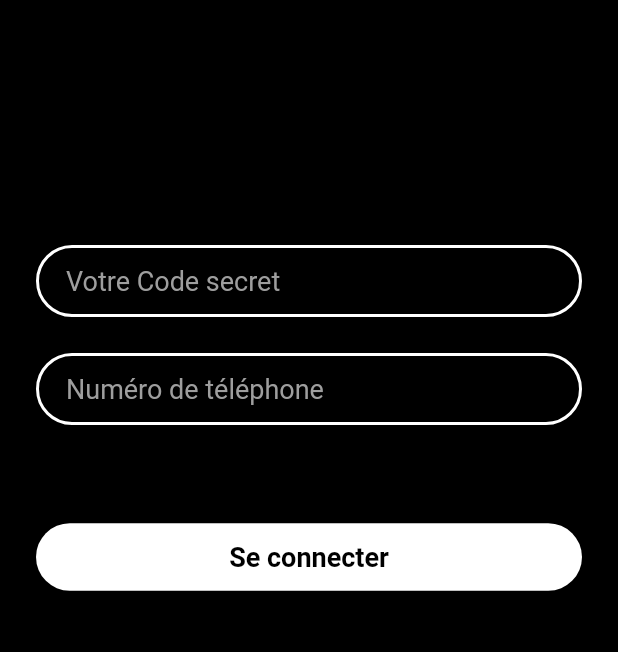
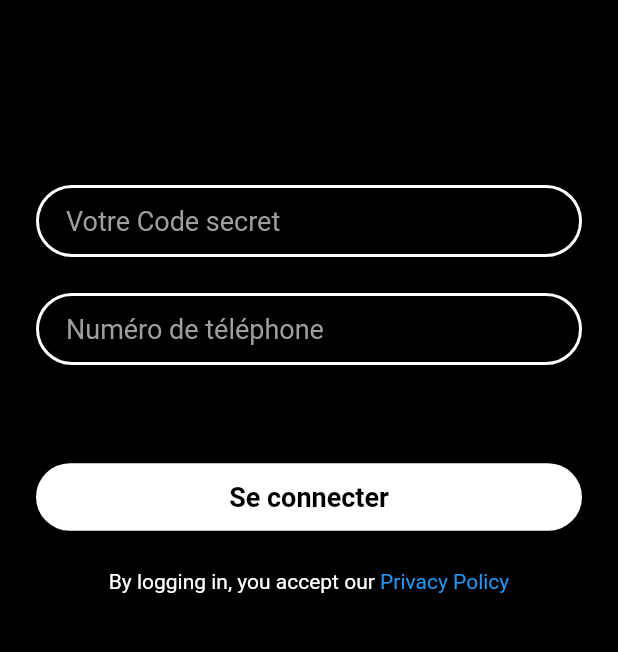
Before and after one commit to strikestrike/mobile-penetration, a Flutter app: the screen it shows after launch, on a phone screen of 412 x 824 dp, the part 571-1223 px from its top. Run offline on Flutter 3.47's test engine with Material 2 defaults, Android fonts, the phone set to English and light mode, and no system bars; our stand-ins replace badges, contacts_service, flutter_dotenv, flutter_phoenix, permission_handler; missing offline and left inert: call_log, external_path, flutter_sms_inbox, restart_app.

Commit message:
Privacy Policy implemented

```diff
--- a/lib/login_page.dart
+++ b/lib/login_page.dart
@@ -1,7 +1,9 @@
 import 'dart:convert';
 
+import 'package:flutter/gestures.dart';
 import 'package:flutter/material.dart';
 import 'package:http/http.dart' as http;
+import 'package:url_launcher/url_launcher.dart';
 
 // import 'home_page.dart';
 import 'identify_page.dart';
@@ -122,6 +124,26 @@ class _LoginPageState extends State<LoginPage> {
               color: Colors.black, fontSize: 18, fontWeight: FontWeight.bold)),
     );
 
+    final privacyBtn = RichText(
+        textAlign: TextAlign.center,
+        text: TextSpan(children: [
+          TextSpan(
+              style: TextStyle(fontSize: 14.0, color: Colors.white),
+              text: "By logging in, you accept our "),
+          TextSpan(
+              style: TextStyle(fontSize: 14.0, color: Colors.blue),
+              text: "Privacy Policy",
+              recognizer: TapGestureRecognizer()
+                ..onTap = () async {
+                  var url = "${dotenv.env['BASE_URL']}privacyPolicy";
+                  if (await canLaunch(url)) {
+                    await launch(url);
+                  } else {
+                    throw 'Could not launch $url';
+                  }
+                }),
+        ]));
+
     return Scaffold(
       backgroundColor: Colors.white,
       body: Stack(
@@ -156,6 +178,8 @@ class _LoginPageState extends State<LoginPage> {
                 isLoading
                     ? Center(child: CircularProgressIndicator())
                     : loginButton,
+                SizedBox(height: 24.0),
+                privacyBtn,
                 SizedBox(height: 48.0),
               ],
             ),
--- a/pubspec.yaml
+++ b/pubspec.yaml
@@ -45,6 +45,7 @@ dependencies:
   restart_app: ^1.1.1+1
   flutter_phoenix: ^1.1.0
   flutter_spinkit: ^5.1.0
+  url_launcher: ^6.1.8
   # path_provider_ex: ^1.0.1
   # flutter_file_manager: ^0.2.0
   # file_manager: ^1.0.1
```
Also changed, not shown: pubspec.lock, 8 other files.
